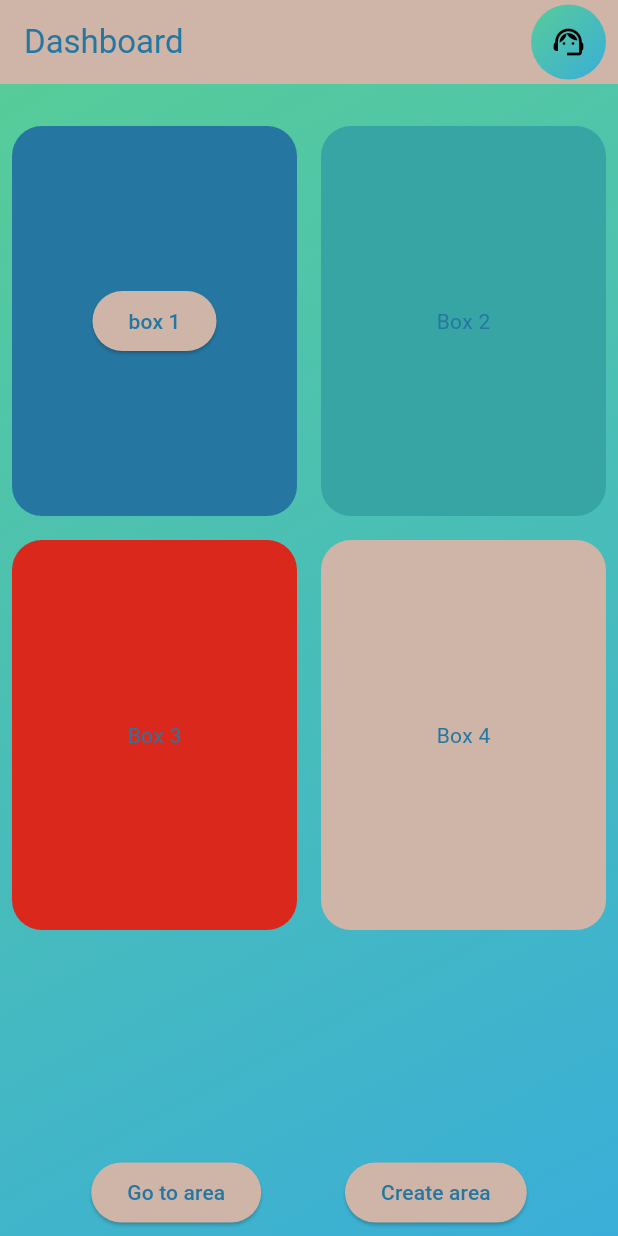
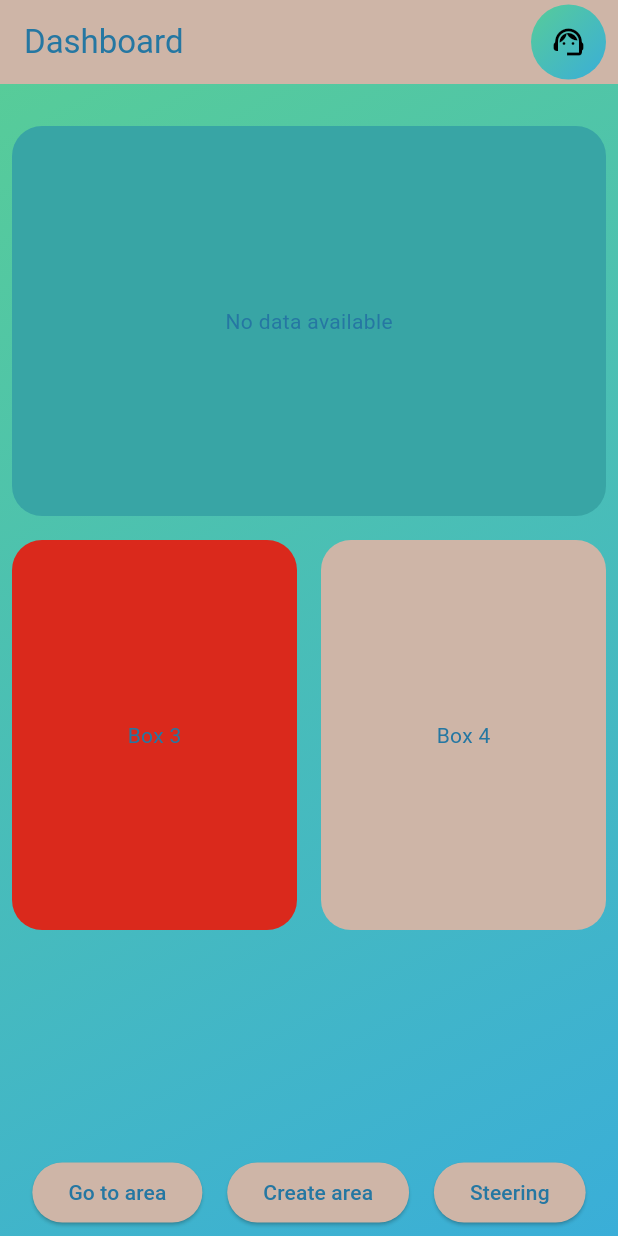
Before and after one commit to annevogel13/seebot, a Flutter app: the screen it shows after launch, after a tap on "Log In", on a phone screen of 412 x 824 dp. Run offline on Flutter 3.47's test engine with Material 3 defaults, Android fonts, the phone set to English and light mode, and no system bars; our stand-ins replace cloud_firestore, firebase_core, fl_chart, geolocator, google_maps_flutter, sensors_plus; missing offline and left inert: geoflutterfire2; accounts and stored records are empty.

Commit message:
add graph data retrieval and visualization: implement Firestore session data fetching and create GraphSlider component

```diff
--- a/lib/screens/dashboard_screen.dart
+++ b/lib/screens/dashboard_screen.dart
@@ -2,6 +2,9 @@ import 'package:flutter/material.dart';
 import 'package:seebot/components/universal_appbar.dart';
 import 'package:seebot/components/universal_background.dart';
 import 'package:seebot/components/dashboard_tile.dart';
+
+import 'package:seebot/components/graph_slider.dart';
+import 'package:seebot/services/firestore.dart';
 
 class Dashboard extends StatefulWidget {
   const Dashboard({super.key});
@@ -13,6 +16,14 @@ class Dashboard extends StatefulWidget {
 }
 
 class _DashboardState extends State<Dashboard> {
+  late Future<List<List<dynamic>>> data;
+
+  @override
+  void initState() {
+    super.initState();
+    data = firestoreDB.getGraphData();
+  }
+
   @override
   Widget build(BuildContext context) {
     return Scaffold(
@@ -24,22 +35,25 @@ class _DashboardState extends State<Dashboard> {
           Column(
             children: [
               SizedBox(height: 20),
-              Row(
-                children: [
-                  DashboardTile(
-                    color: Theme.of(context).colorScheme.primary,
-                    child: ElevatedButton(
-                      onPressed: () {
-                        Navigator.pushNamed(context, '/steering');
-                      },
-                      child: Text('box 1'),
-                    ),
+              Row(children: [
+                DashboardTile(
+                  color: Theme.of(context).colorScheme.secondary,
+                  child: FutureBuilder<List<List<dynamic>>>(
+                    future: data,
+                    builder: (context, snapshot) {
+                      if (snapshot.connectionState == ConnectionState.waiting) {
+                        return CircularProgressIndicator();
+                      } else if (snapshot.hasError) {
+                        return Text('Error: ${snapshot.error}');
+                      } else if (!snapshot.hasData || snapshot.data!.isEmpty) {
+                        return Text('No data available');
+                      } else {
+                        return GraphSlider(data: snapshot.data!);
+                      }
+                    },
                   ),
-                  DashboardTile(
-                      color: Theme.of(context).colorScheme.secondary,
-                      child: Text('Box 2')),
-                ],
-              ),
+                ),
+              ]),
               Row(children: [
                 DashboardTile(
                     color: Theme.of(context).colorScheme.error,
@@ -71,6 +85,12 @@ class _DashboardState extends State<Dashboard> {
                     },
                     child: const Text('Create area'),
                   ),
+                  ElevatedButton(
+                    onPressed: () {
+                      Navigator.pushNamed(context, '/steering');
+                    },
+                    child: Text('Steering'),
+                  ),
                 ],
               ),
             ),
--- a/lib/services/firestore.dart
+++ b/lib/services/firestore.dart
@@ -10,6 +10,10 @@ class FirestoreService {
   // get areas
   final CollectionReference _areasCollection =
       FirebaseFirestore.instance.collection('areas');
+
+final CollectionReference _sessionCollection =
+      FirebaseFirestore.instance.collection('session');
+
 
   //create area
   Future<void> addArea(title, description, status, coordinates) {
@@ -73,4 +77,27 @@ class FirestoreService {
   Future<void> deleteArea(String docID) {
     return _areasCollection.doc(docID).delete();
   }
+
+  // get graph data
+  Future<List<List<dynamic>>> getGraphData() async {
+    QuerySnapshot querySnapshot = await _sessionCollection.get();
+    final documents = querySnapshot.docs.map((doc) {
+      final data = doc.data() as Map<String, dynamic>;
+      data['id'] = doc.id;
+      return data;
+    }).toList();
+
+    final List<List<dynamic>> graphData = [];
+    for (var element in documents) {
+
+      var points = [];
+
+      for(var d in element['datapoints']){
+        points.add([d['Latitude'], d['Longitude']]);
+      }
+
+      graphData.add([element['id'], points]);
+    }
+    return graphData;
+  }
 }
```
Also changed, not shown: lib/components/graph_slider.dart (added, +61 -0 lines), lib/graphs/scatter_graph.dart (added, +82 -0 lines), 1 other file.
